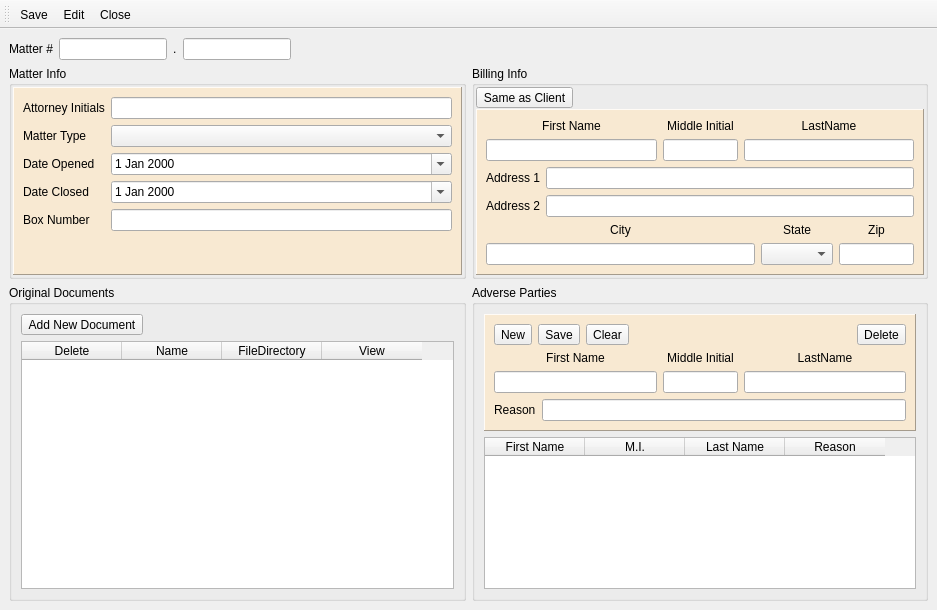
Above: UI/MatterWindow.ui from dominict/Rudy before the change. Below: the same form after it.
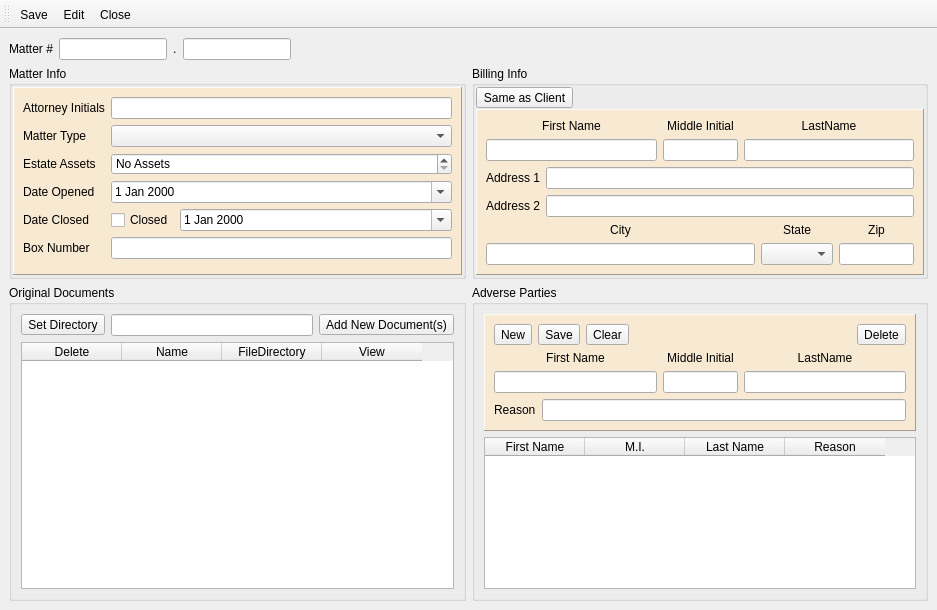
That is the form after the change. Icons and pictures are not drawn.

```diff
--- a/UI/MatterWindow.ui
+++ b/UI/MatterWindow.ui
@@ -168,14 +168,14 @@
             <item row="1" column="1">
              <widget class="QComboBox" name="matterType"/>
             </item>
-            <item row="2" column="0">
+            <item row="3" column="0">
              <widget class="QLabel" name="label_3">
               <property name="text">
                <string>Date Opened</string>
               </property>
              </widget>
             </item>
-            <item row="2" column="1">
+            <item row="3" column="1">
              <widget class="QDateEdit" name="dateOpened">
               <property name="showGroupSeparator" stdset="0">
                <bool>false</bool>
@@ -185,33 +185,79 @@
               </property>
              </widget>
             </item>
-            <item row="3" column="0">
+            <item row="4" column="0">
              <widget class="QLabel" name="label_9">
               <property name="text">
                <string>Date Closed</string>
               </property>
              </widget>
             </item>
-            <item row="3" column="1">
-             <widget class="QDateEdit" name="dateClosed">
-              <property name="showGroupSeparator" stdset="0">
-               <bool>false</bool>
-              </property>
-              <property name="calendarPopup">
-               <bool>true</bool>
-              </property>
-             </widget>
-            </item>
-            <item row="4" column="0">
+            <item row="5" column="0">
              <widget class="QLabel" name="label_10">
               <property name="text">
                <string>Box Number</string>
               </property>
              </widget>
             </item>
-            <item row="4" column="1">
+            <item row="5" column="1">
              <widget class="QLineEdit" name="boxNumber"/>
             </item>
+            <item row="4" column="1">
+             <layout class="QHBoxLayout" name="horizontalLayout_4">
+              <item>
+               <widget class="QCheckBox" name="closed">
+                <property name="sizePolicy">
+                 <sizepolicy hsizetype="Maximum" vsizetype="Fixed">
+                  <horstretch>0</horstretch>
+                  <verstretch>0</verstretch>
+                 </sizepolicy>
+                </property>
+                <property name="text">
+                 <string>Closed</string>
+                </property>
+               </widget>
+              </item>
+              <item>
+               <widget class="QDateEdit" name="dateClosed">
+                <property name="sizePolicy">
+                 <sizepolicy hsizetype="Preferred" vsizetype="Fixed">
+                  <horstretch>0</horstretch>
+                  <verstretch>0</verstretch>
+                 </sizepolicy>
+                </property>
+                <property name="showGroupSeparator" stdset="0">
+                 <bool>false</bool>
+                </property>
+                <property name="calendarPopup">
+                 <bool>true</bool>
+                </property>
+               </widget>
+              </item>
+             </layout>
+            </item>
+            <item row="2" column="0">
+             <widget class="QLabel" name="label_4">
+              <property name="text">
+               <string>Estate Assets</string>
+              </property>
+             </widget>
+            </item>
+            <item row="2" column="1">
+             <widget class="QDoubleSpinBox" name="assets">
+              <property name="specialValueText">
+               <string>No Assets</string>
+              </property>
+              <property name="showGroupSeparator" stdset="0">
+               <bool>true</bool>
+              </property>
+              <property name="prefix">
+               <string>$ </string>
+              </property>
+              <property name="maximum">
+               <double>9999999999.989999771118164</double>
+              </property>
+             </widget>
+            </item>
            </layout>
           </widget>
          </item>
@@ -412,29 +458,33 @@
         <layout class="QVBoxLayout" name="verticalLayout_2">
          <item>
           <layout class="QHBoxLayout" name="horizontalLayout_6">
+           <item>
+            <widget class="QToolButton" name="setDirectory">
+             <property name="text">
+              <string>Set Directory</string>
+             </property>
+             <property name="toolButtonStyle">
+              <enum>Qt::ToolButtonTextBesideIcon</enum>
+             </property>
+            </widget>
+           </item>
+           <item>
+            <widget class="QLineEdit" name="currentDir">
+             <property name="readOnly">
+              <bool>true</bool>
+             </property>
+            </widget>
+           </item>
            <item>
             <widget class="QToolButton" name="attachDocument">
              <property name="text">
-              <string>Add New Document</string>
+              <string>Add New Document(s)</string>
              </property>
              <property name="toolButtonStyle">
               <enum>Qt::ToolButtonTextBesideIcon</enum>
              </property>
             </widget>
            </item>
-           <item>
-            <spacer name="horizontalSpacer_5">
-             <property name="orientation">
-              <enum>Qt::Horizontal</enum>
-             </property>
-             <property name="sizeHint" stdset="0">
-              <size>
-               <width>40</width>
-               <height>20</height>
-              </size>
-             </property>
-            </spacer>
-           </item>
           </layout>
          </item>
          <item>
```
